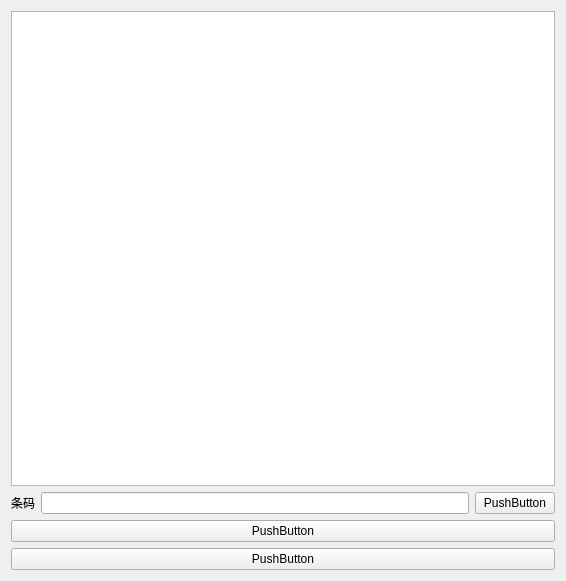
Qt form main.ui (crazysjf/baodanbao) before a commit.
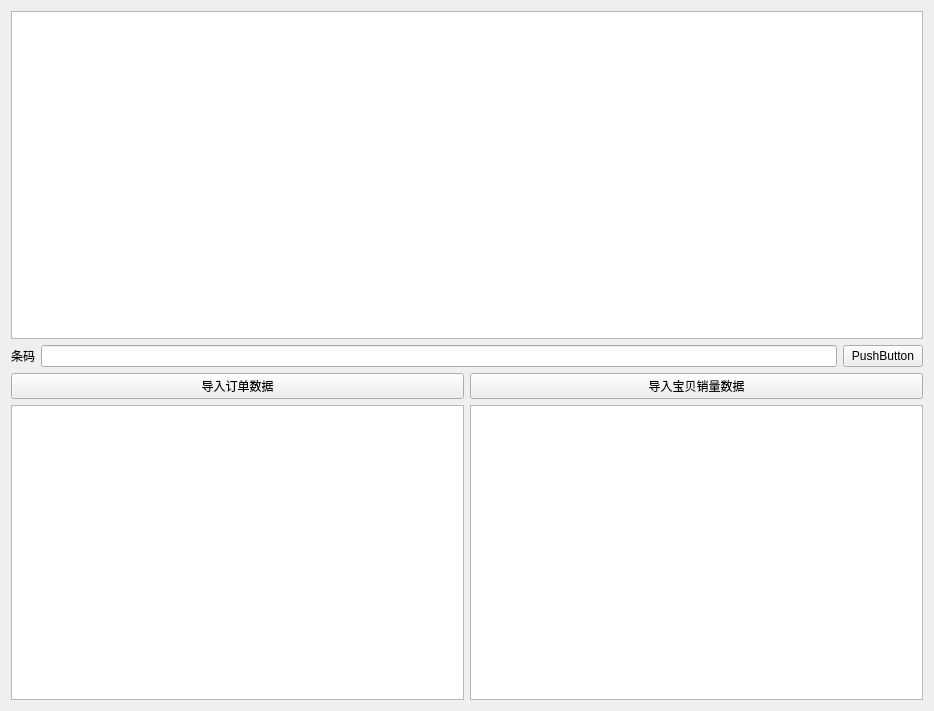
The same form after that commit.

Commit message: 导入数据后可以扫码查询

```diff
--- a/main.ui
+++ b/main.ui
@@ -6,8 +6,8 @@
    <rect>
     <x>0</x>
     <y>0</y>
-    <width>566</width>
-    <height>581</height>
+    <width>934</width>
+    <height>711</height>
    </rect>
   </property>
   <property name="windowTitle">
@@ -39,18 +39,42 @@
     </layout>
    </item>
    <item>
-    <widget class="QPushButton" name="pushButton_2">
-     <property name="text">
-      <string>PushButton</string>
-     </property>
-    </widget>
-   </item>
-   <item>
-    <widget class="QPushButton" name="pushButton">
-     <property name="text">
-      <string>PushButton</string>
-     </property>
-    </widget>
+    <layout class="QHBoxLayout" name="horizontalLayout_2">
+     <item>
+      <layout class="QVBoxLayout" name="verticalLayout_2">
+       <item>
+        <widget class="QPushButton" name="importOrderDataPushButton">
+         <property name="sizePolicy">
+          <sizepolicy hsizetype="Minimum" vsizetype="Preferred">
+           <horstretch>0</horstretch>
+           <verstretch>0</verstretch>
+          </sizepolicy>
+         </property>
+         <property name="text">
+          <string>导入订单数据</string>
+         </property>
+        </widget>
+       </item>
+       <item>
+        <widget class="QListView" name="orderDataListView"/>
+       </item>
+      </layout>
+     </item>
+     <item>
+      <layout class="QVBoxLayout" name="verticalLayout_3">
+       <item>
+        <widget class="QPushButton" name="importGoodSalesTablePushButton">
+         <property name="text">
+          <string>导入宝贝销量数据</string>
+         </property>
+        </widget>
+       </item>
+       <item>
+        <widget class="QListView" name="goodSalesTableListView"/>
+       </item>
+      </layout>
+     </item>
+    </layout>
    </item>
   </layout>
  </widget>
```
Left out of the diff: 52 changed lines with no effect on the pictures. The commit also changes 4 other files.
